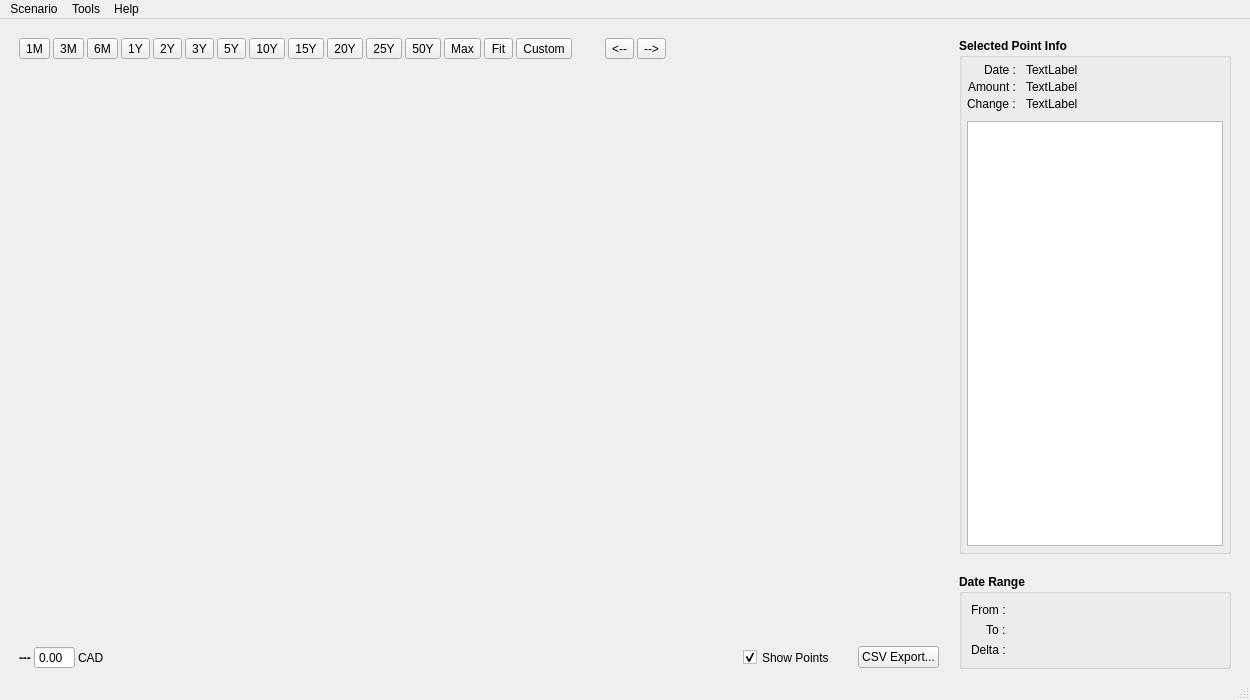
This is mainwindow.ui in redmoon1945/gbp as Qt 5 draws it before an edit. The edited form follows.
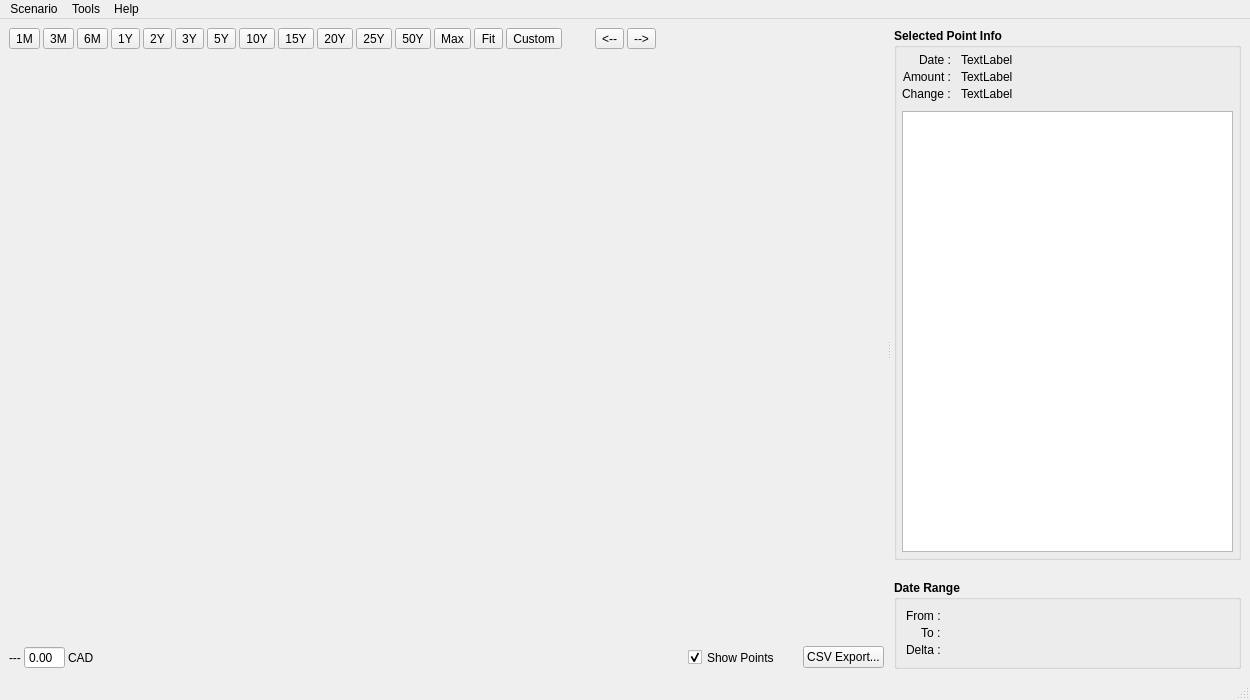
This is the edited form.

Commit message: Change the copyright for all files to add All rights reserved

Patch:
```diff
--- a/mainwindow.ui
+++ b/mainwindow.ui
@@ -28,20 +28,23 @@
    </property>
    <layout class="QVBoxLayout" name="verticalLayout_2">
     <item>
-     <layout class="QHBoxLayout" name="horizontalLayout" stretch="1,0">
-      <property name="spacing">
-       <number>20</number>
+     <widget class="QSplitter" name="splitter">
+      <property name="frameShape">
+       <enum>QFrame::NoFrame</enum>
       </property>
-      <property name="leftMargin">
-       <number>10</number>
+      <property name="lineWidth">
+       <number>1</number>
       </property>
-      <property name="topMargin">
-       <number>10</number>
+      <property name="orientation">
+       <enum>Qt::Horizontal</enum>
       </property>
-      <property name="rightMargin">
+      <property name="handleWidth">
        <number>10</number>
       </property>
-      <item>
+      <property name="childrenCollapsible">
+       <bool>false</bool>
+      </property>
+      <widget class="QWidget" name="">
        <layout class="QVBoxLayout" name="verticalLayout_6" stretch="0,0,0">
         <property name="spacing">
          <number>3</number>
@@ -211,7 +214,7 @@
           </property>
           <property name="minimumSize">
            <size>
-            <width>800</width>
+            <width>400</width>
             <height>400</height>
            </size>
           </property>
@@ -223,7 +226,7 @@
            <widget class="QLabel" name="startAmountLabel">
             <property name="font">
              <font>
-              <bold>true</bold>
+              <bold>false</bold>
              </font>
             </property>
             <property name="text">
@@ -233,6 +236,12 @@
           </item>
           <item>
            <widget class="QDoubleSpinBox" name="baselineDoubleSpinBox">
+            <property name="sizePolicy">
+             <sizepolicy hsizetype="Minimum" vsizetype="Preferred">
+              <horstretch>0</horstretch>
+              <verstretch>0</verstretch>
+             </sizepolicy>
+            </property>
             <property name="buttonSymbols">
              <enum>QAbstractSpinBox::NoButtons</enum>
             </property>
@@ -319,12 +328,15 @@
          </layout>
         </item>
        </layout>
-      </item>
-      <item>
+      </widget>
+      <widget class="QWidget" name="">
        <layout class="QVBoxLayout" name="verticalLayout" stretch="1,0">
         <property name="spacing">
          <number>20</number>
         </property>
+        <property name="sizeConstraint">
+         <enum>QLayout::SetDefaultConstraint</enum>
+        </property>
         <item>
          <widget class="QGroupBox" name="CiGB">
           <property name="font">
@@ -383,10 +395,10 @@
                </property>
               </widget>
              </item>
-             <item row="2" column="0">
-              <widget class="QLabel" name="label_4">
+             <item row="0" column="1">
+              <widget class="QLabel" name="ciDateLabel">
                <property name="sizePolicy">
-                <sizepolicy hsizetype="Preferred" vsizetype="Fixed">
+                <sizepolicy hsizetype="Minimum" vsizetype="Fixed">
                  <horstretch>0</horstretch>
                  <verstretch>0</verstretch>
                 </sizepolicy>
@@ -397,7 +409,7 @@
                 </font>
                </property>
                <property name="text">
-                <string>Change :</string>
+                <string>TextLabel</string>
                </property>
               </widget>
              </item>
@@ -419,28 +431,10 @@
                </property>
               </widget>
              </item>
-             <item row="0" column="1">
-              <widget class="QLabel" name="ciDateLabel">
-               <property name="sizePolicy">
-                <sizepolicy hsizetype="Preferred" vsizetype="Fixed">
-                 <horstretch>0</horstretch>
-                 <verstretch>0</verstretch>
-                </sizepolicy>
-               </property>
-               <property name="font">
-                <font>
-                 <bold>false</bold>
-                </font>
-               </property>
-               <property name="text">
-                <string>TextLabel</string>
-               </property>
-              </widget>
-             </item>
              <item row="1" column="1">
               <widget class="QLabel" name="ciAmountLabel">
                <property name="sizePolicy">
-                <sizepolicy hsizetype="Preferred" vsizetype="Fixed">
+                <sizepolicy hsizetype="Minimum" vsizetype="Fixed">
                  <horstretch>0</horstretch>
                  <verstretch>0</verstretch>
                 </sizepolicy>
@@ -455,10 +449,28 @@
                </property>
               </widget>
              </item>
+             <item row="2" column="0">
+              <widget class="QLabel" name="label_4">
+               <property name="sizePolicy">
+                <sizepolicy hsizetype="Preferred" vsizetype="Fixed">
+                 <horstretch>0</horstretch>
+                 <verstretch>0</verstretch>
+                </sizepolicy>
+               </property>
+               <property name="font">
+                <font>
+                 <bold>false</bold>
+                </font>
+               </property>
+               <property name="text">
+                <string>Change :</string>
+               </property>
+              </widget>
+             </item>
              <item row="2" column="1">
               <widget class="QLabel" name="ciDeltaLabel">
                <property name="sizePolicy">
-                <sizepolicy hsizetype="Preferred" vsizetype="Fixed">
+                <sizepolicy hsizetype="Minimum" vsizetype="Fixed">
                  <horstretch>0</horstretch>
                  <verstretch>0</verstretch>
                 </sizepolicy>
@@ -478,7 +490,7 @@
            <item>
             <widget class="QListWidget" name="ciDetailsListWidget">
              <property name="sizePolicy">
-              <sizepolicy hsizetype="Preferred" vsizetype="Expanding">
+              <sizepolicy hsizetype="Minimum" vsizetype="Expanding">
                <horstretch>0</horstretch>
                <verstretch>0</verstretch>
               </sizepolicy>
@@ -523,6 +535,9 @@
                <property name="labelAlignment">
                 <set>Qt::AlignRight|Qt::AlignTrailing|Qt::AlignVCenter</set>
                </property>
+               <property name="verticalSpacing">
+                <number>3</number>
+               </property>
                <item row="0" column="0">
                 <widget class="QLabel" name="label_8">
                  <property name="font">
@@ -549,6 +564,12 @@
                </item>
                <item row="0" column="1">
                 <widget class="QLabel" name="dateRangeFromLabel">
+                 <property name="sizePolicy">
+                  <sizepolicy hsizetype="Minimum" vsizetype="Preferred">
+                   <horstretch>0</horstretch>
+                   <verstretch>0</verstretch>
+                  </sizepolicy>
+                 </property>
                  <property name="font">
                   <font>
                    <bold>false</bold>
@@ -561,6 +582,12 @@
                </item>
                <item row="1" column="1">
                 <widget class="QLabel" name="dateRangeToLabel">
+                 <property name="sizePolicy">
+                  <sizepolicy hsizetype="Minimum" vsizetype="Preferred">
+                   <horstretch>0</horstretch>
+                   <verstretch>0</verstretch>
+                  </sizepolicy>
+                 </property>
                  <property name="font">
                   <font>
                    <bold>false</bold>
@@ -585,6 +612,12 @@
                </item>
                <item row="2" column="1">
                 <widget class="QLabel" name="deltaRangeXLabel">
+                 <property name="sizePolicy">
+                  <sizepolicy hsizetype="Minimum" vsizetype="Preferred">
+                   <horstretch>0</horstretch>
+                   <verstretch>0</verstretch>
+                  </sizepolicy>
+                 </property>
                  <property name="font">
                   <font>
                    <bold>false</bold>
@@ -603,8 +636,8 @@
          </widget>
         </item>
        </layout>
-      </item>
-     </layout>
+      </widget>
+     </widget>
     </item>
    </layout>
   </widget>
```
The commit also changes 63 other files.
